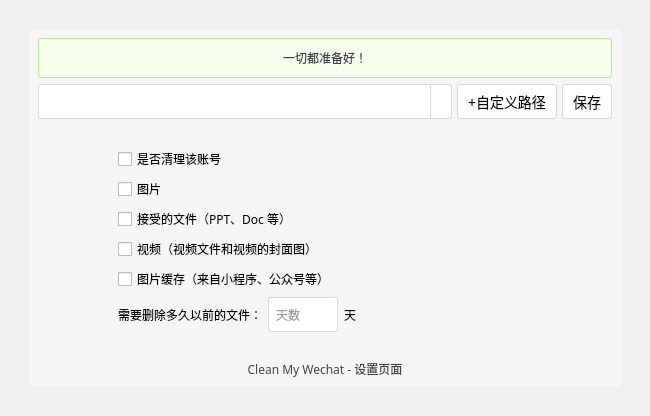
This is images/config.ui in blackboxo/CleanMyWechat as Qt 5 draws it before an edit. The edited form follows.
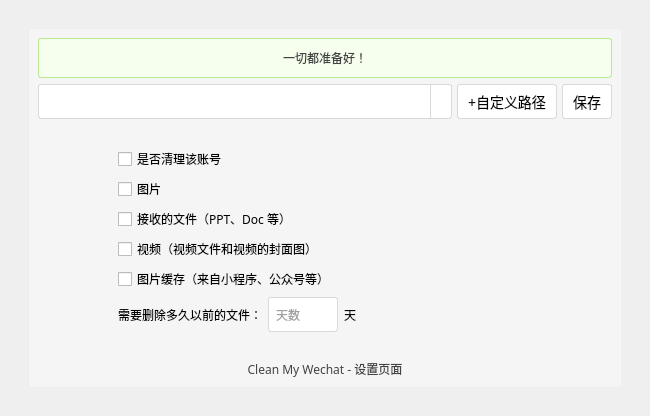
This is the edited form. Icons and pictures are not drawn.

Commit message:
修复了一个错别字
`接受的文件` 改为 `接收的文件`

```diff
--- a/images/config.ui
+++ b/images/config.ui
@@ -397,7 +397,7 @@
 }</string>
            </property>
            <property name="text">
-            <string>接受的文件（PPT、Doc 等）</string>
+            <string>接收的文件（PPT、Doc 等）</string>
            </property>
           </widget>
          </item>
```
